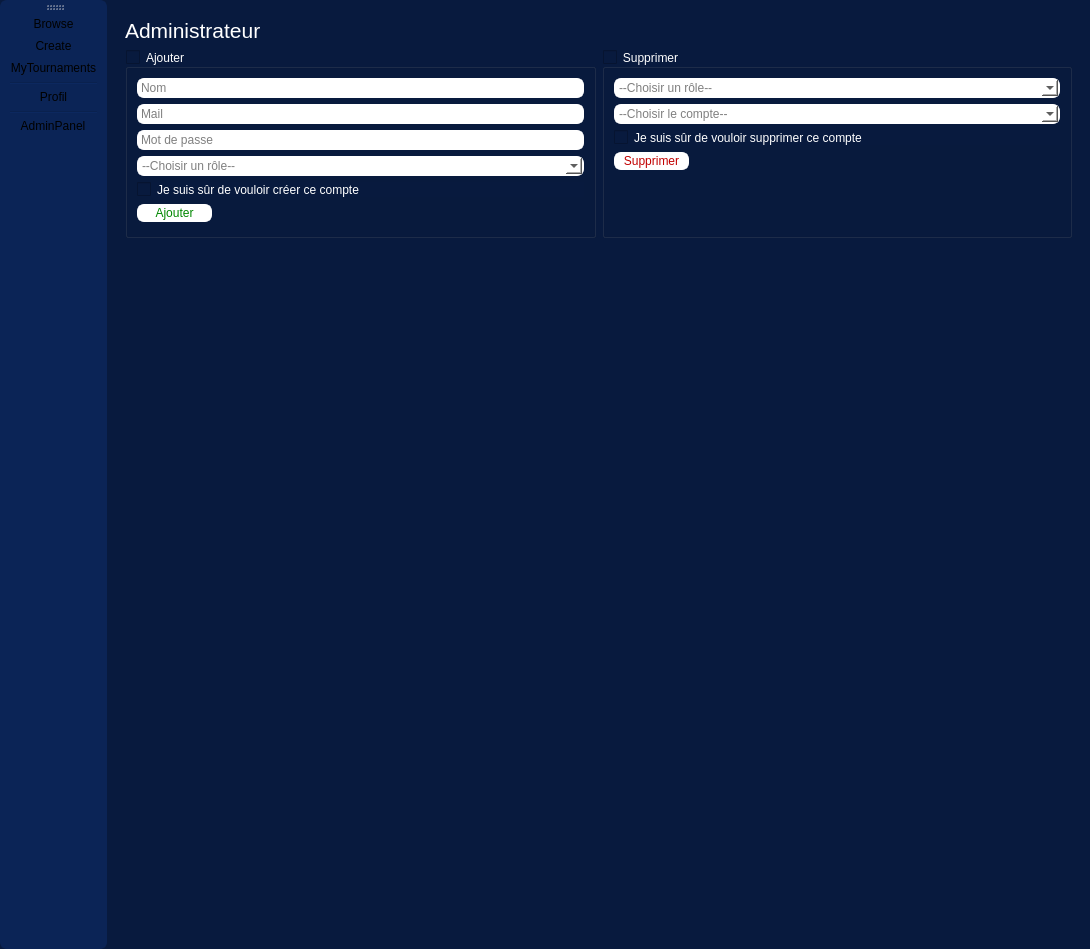
Projet-Trophee-NSI/Olympic-Tournament, file source/application/application.ui: the form before one commit.
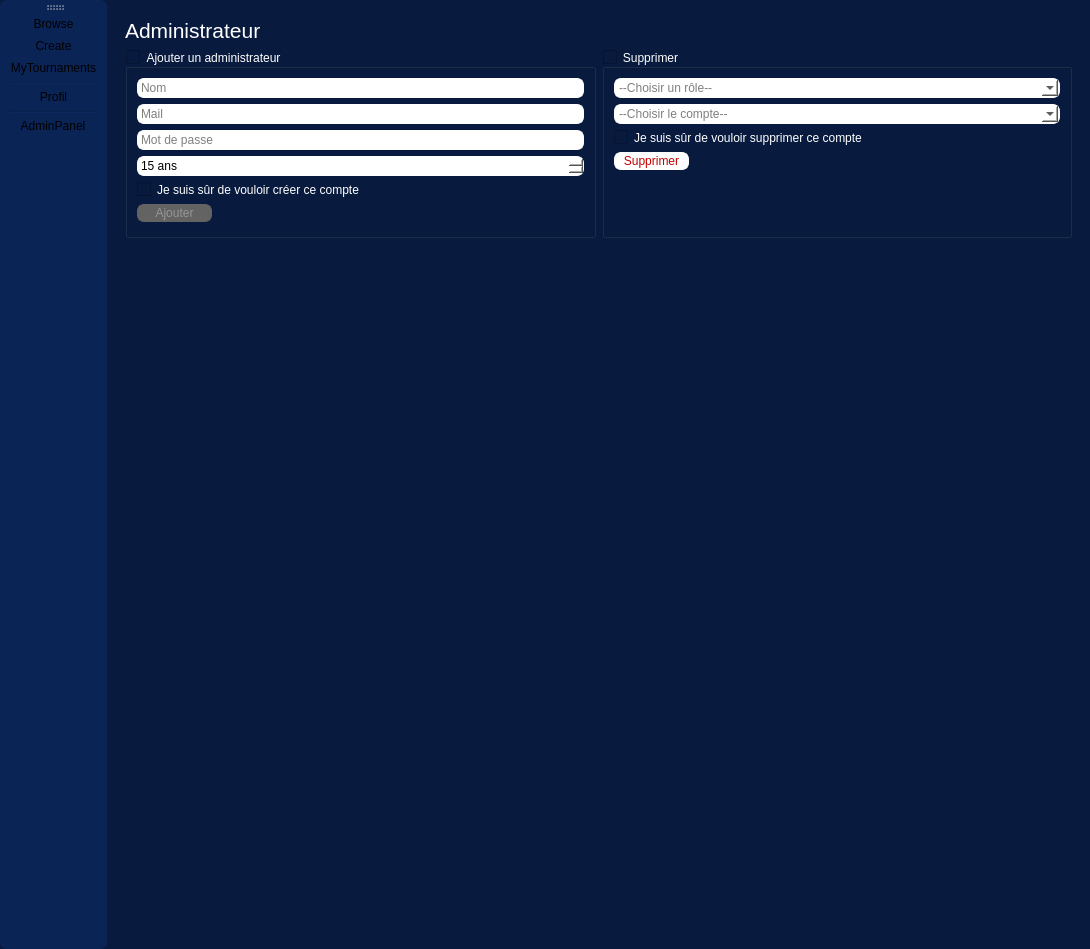
The form after the commit. The open tabs and pages were chosen to show the change.

Patch:
```diff
--- a/source/application/application.ui
+++ b/source/application/application.ui
@@ -1650,7 +1650,7 @@
           <item>
            <widget class="QGroupBox" name="addAccountGroupBox">
             <property name="title">
-             <string>Ajouter</string>
+             <string>Ajouter un administrateur</string>
             </property>
             <property name="flat">
              <bool>true</bool>
@@ -1702,15 +1702,18 @@
               </widget>
              </item>
              <item>
-              <widget class="QComboBox" name="roleAddComboBox">
+              <widget class="QSpinBox" name="ageAddSpinBox">
                <property name="styleSheet">
                 <string notr="true">color: rgb(0, 0, 0);
 background-color: rgb(255, 255, 255);
 border: 2px solid white;
 border-radius: 7px;</string>
                </property>
-               <property name="placeholderText">
-                <string>--Choisir un rôle--</string>
+               <property name="suffix">
+                <string> ans</string>
+               </property>
+               <property name="minimum">
+                <number>15</number>
                </property>
               </widget>
              </item>
@@ -1728,6 +1731,9 @@
               <layout class="QHBoxLayout" name="horizontalLayout_2">
                <item>
                 <widget class="QPushButton" name="addPushButton">
+                 <property name="enabled">
+                  <bool>false</bool>
+                 </property>
                  <property name="minimumSize">
                   <size>
                    <width>75</width>
@@ -1735,9 +1741,9 @@
                   </size>
                  </property>
                  <property name="styleSheet">
-                  <string notr="true">color: rgb(0, 135, 0);
-background-color: rgb(255, 255, 255);
-border: 2px solid white;
+                  <string notr="true">background-color: rgb(99, 99, 99);
+color: rgb(150, 150, 150);
+border: 2px solid rgb(99, 99, 99);
 border-radius: 7px;</string>
                  </property>
                  <property name="text">
```
Left out of the diff: 13 changed lines with no effect on the pictures.
